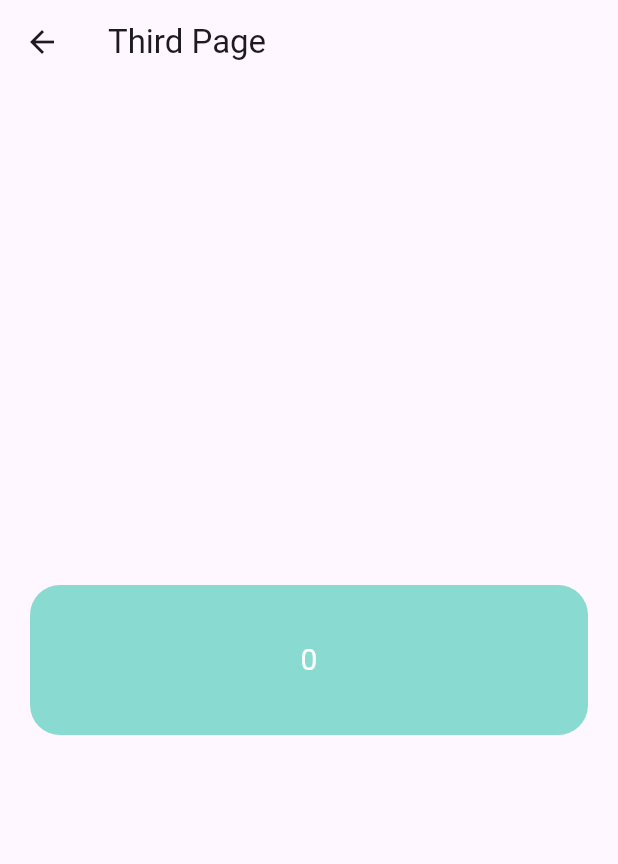
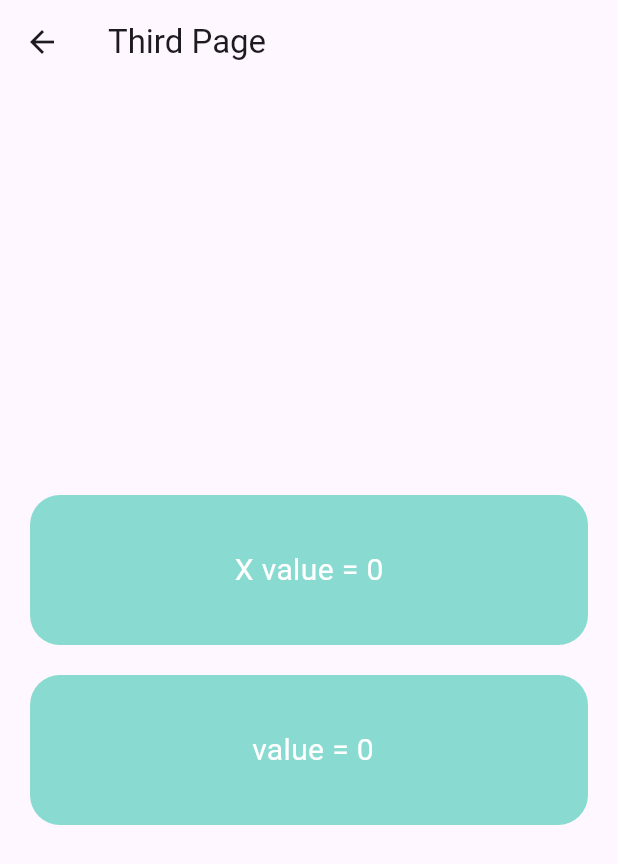
Before and after one commit to LivingstonTardzenyuy/Flutter-Projects, a Flutter app: the ThirdPage screen opened directly, on a phone screen of 412 x 824 dp. Shown: the top 864 px of the screen. Run offline on Flutter 3.47's test engine with Material 3 defaults, Android fonts, the phone set to English and light mode, and no system bars; our stand-ins replace cloud_firestore, dropdown_button2, firebase_auth, firebase_core, font_awesome_flutter, get and 2 more; accounts and stored records are empty.

Commit message:
created a reactive integer y"

```diff
--- a/learning_getx/lib/controllers/tap_controller.dart
+++ b/learning_getx/lib/controllers/tap_controller.dart
@@ -5,6 +5,9 @@ import 'package:get/get.dart';
 class TapController extends GetxController{
     int _x = 0;
     int get x => _x;
+
+    RxInt  _y = 0.obs;
+    RxInt get y => _y;
 
     void increaseX() {
       _x++;
@@ -17,4 +20,12 @@ class TapController extends GetxController{
       update();
       print(_x);
     }
+
+    void increaseY(){
+      _y.value++;
+    }
+
+    void decreaseY(){
+      _y.value--;
+    }
 }
--- a/learning_getx/lib/pages/third_page.dart
+++ b/learning_getx/lib/pages/third_page.dart
@@ -35,7 +35,24 @@ class ThirdPage extends StatelessWidget {
                       borderRadius: BorderRadius.circular(20),
                       color: Color(0xFF89dad0)
                   ),
-                  child: Center(child: Text(Get.find<TapController>().x.toString(), style: TextStyle(fontSize: 20, color: Colors.white),),),
+                  child: Center(child: Text("X value = " + Get.find<TapController>().x.toString(), style: TextStyle(fontSize: 20, color: Colors.white),),),
+                ),
+              ),
+
+              SizedBox(height: 20,),
+              GestureDetector(
+                onTap: () {
+                  Get.find<TapController>().increaseY();
+                },
+                child: Container(
+                  margin: const EdgeInsets.symmetric(horizontal: 20),
+                  width: double.maxFinite,
+                  height: 100,
+                  decoration: BoxDecoration(
+                      borderRadius: BorderRadius.circular(20),
+                      color: Color(0xFF89dad0)
+                  ),
+                  child: Center(child: Text(" value = " + Get.find<TapController>().x.toString(), style: TextStyle(fontSize: 20, color: Colors.white),),),
                 ),
               ),
 
```
